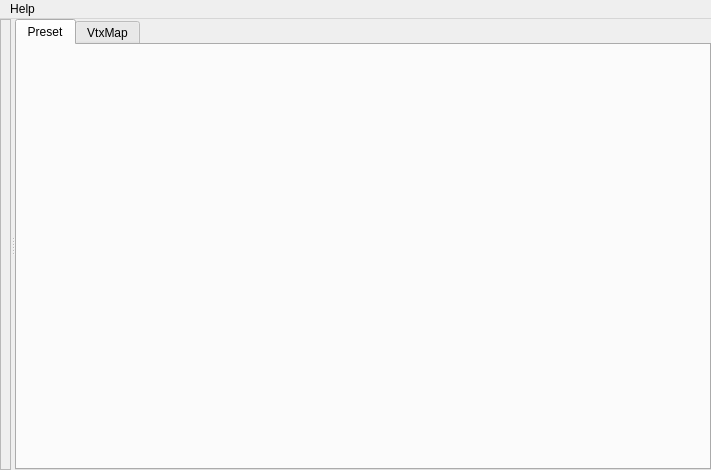
snaress/studio, file tools/maya/cloth/clothEditor/ui/clothEditor.ui: the form before one commit.
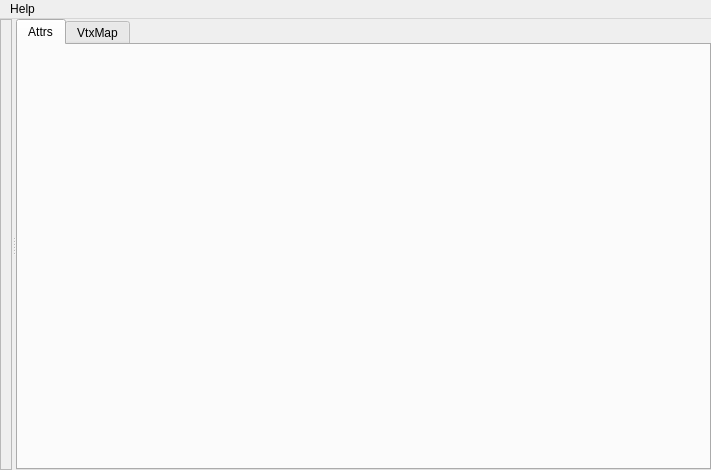
The form after the commit. The open tabs and pages were chosen to show the change.

Commit message: clothEditor: Mise en place 'Preset'

```diff
--- a/tools/maya/cloth/clothEditor/ui/clothEditor.ui
+++ b/tools/maya/cloth/clothEditor/ui/clothEditor.ui
@@ -45,7 +45,7 @@
        </property>
        <widget class="QWidget" name="tiPreset">
         <attribute name="title">
-         <string>Preset</string>
+         <string>Attrs</string>
         </attribute>
        </widget>
        <widget class="QWidget" name="tiVtxMap">
```
Left out of the diff: 19 changed lines with no effect on the pictures. The commit also changes 11 other files.
